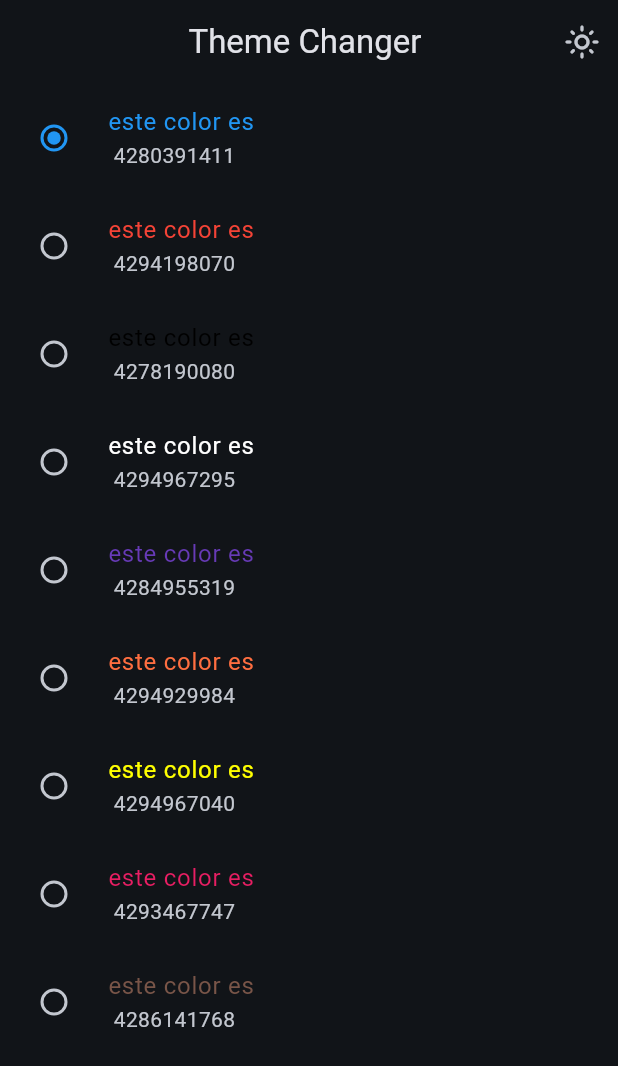
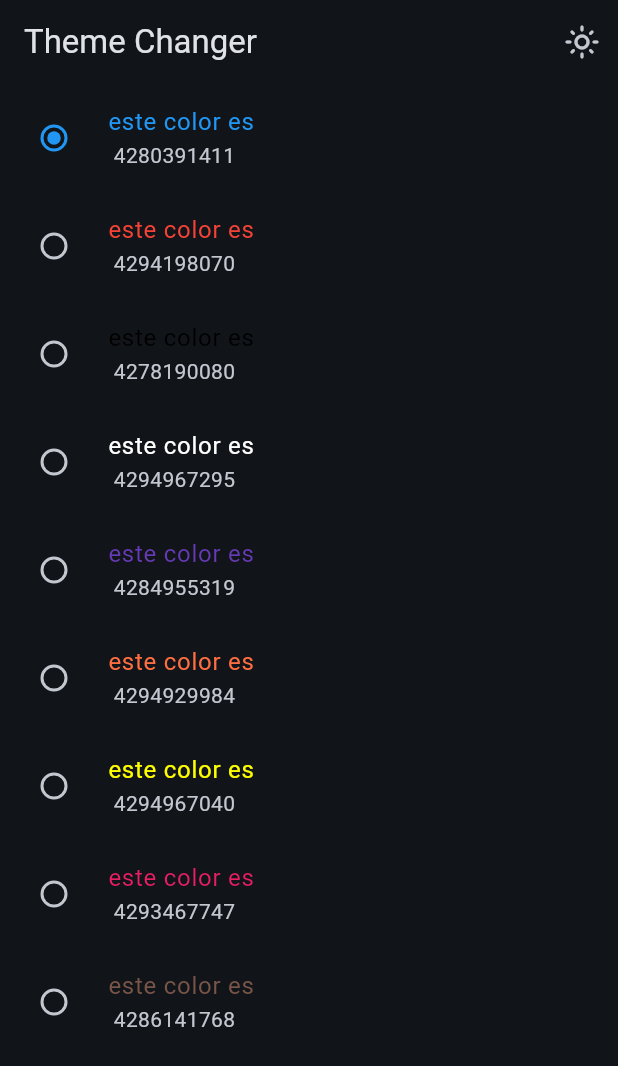
Before and after one commit to Artag-Chris/widgetapp, a Flutter app: the ThemeChangerScreen screen opened by its route, after a tap on the "dark mode" icon, on a phone screen of 412 x 824 dp. Shown: the top 1066 px of the screen. Run offline on Flutter 3.47's test engine with Material 3 defaults, Android fonts, the phone set to English and light mode, and no system bars; our stand-ins replace animate_do, flutter_riverpod, go_router.

Commit message:
final de la aplicacion

```diff
--- a/lib/config/theme/app_theme.dart
+++ b/lib/config/theme/app_theme.dart
@@ -1,7 +1,4 @@
 import 'package:flutter/material.dart';
-
-
-
 
 const colorList= <Color>[
   Colors.blue,
@@ -17,23 +14,34 @@ const colorList= <Color>[
 
 
 
-class AppTheme{
+class AppTheme {
 
-final int selectedColor;
- bool isDarkMode=false;
+  final int selectedColor;
+  final bool isDarkmode;
 
-  AppTheme({this.selectedColor=0, this.isDarkMode=false})
-  :assert(selectedColor>=0, "Selected Colors must be up to 0"),
-  assert(selectedColor<colorList.length, "Selected Color must be less or equal to ${colorList.length-1}");
+  AppTheme({
+    this.selectedColor = 0,
+    this.isDarkmode = false,
+  }): assert( selectedColor >= 0, 'Selected color must be greater then 0' ),
+      assert( selectedColor < colorList.length,
+        'Selected color must be less or equal than ${ colorList.length - 1 }');
 
-  ThemeData getTheme()=>ThemeData(
+  ThemeData getTheme() => ThemeData(
     useMaterial3: true,
-    brightness: isDarkMode? Brightness.dark: Brightness.light,
-    colorSchemeSeed: colorList[selectedColor],
+    brightness: isDarkmode ? Brightness.dark : Brightness.light,
+    colorSchemeSeed: colorList[ selectedColor ],
     appBarTheme: const AppBarTheme(
-      centerTitle: true,
-    )
+      centerTitle: false
+    ),
   );
 
 
+  AppTheme copyWith({
+    int? selectedColor,
+    bool? isDarkmode
+  }) => AppTheme(
+    selectedColor: selectedColor ?? this.selectedColor,
+    isDarkmode: isDarkmode ?? this.isDarkmode,
+  );
+
 }
--- a/lib/main.dart
+++ b/lib/main.dart
@@ -14,14 +14,16 @@ class MainApp extends ConsumerWidget {
   @override
   Widget build(BuildContext context,ref) {
 
-final selectedColor= ref.watch(selectedColorProvider);
-final isDarkMode= ref.watch(themeProvider);
+//final selectedColor= ref.watch(selectedColorProvider);
+//final isDarkMode= ref.watch(themeProvider);
+final AppTheme appTheme= ref.watch(themeNotifierProvider);
+
 
     return MaterialApp.router(
       title: "Chris el mejor",
       routerConfig: appRouter,
       debugShowCheckedModeBanner: false,
-      theme: AppTheme(selectedColor: selectedColor,isDarkMode: isDarkMode).getTheme(),
+      theme: appTheme.getTheme(),
     );
   }
 }
--- a/lib/presentation/providers/theme_provider.dart
+++ b/lib/presentation/providers/theme_provider.dart
@@ -1,13 +1,37 @@
+import 'package:flutter_riverpod/flutter_riverpod.dart';
+import 'package:widgetapp/config/theme/app_theme.dart';
+
+//listado inmutable
+final colorListProvider= Provider((ref) => colorList);
+
+//listado boolean
+final themeProvider = StateProvider((ref) => false);
+
+//listdado de colores
+final selectedColorProvider = StateProvider((ref) => 0);
+
+//un objeto de tipo AppTheme
 
 
 
-import 'package:flutter_riverpod/flutter_riverpod.dart';
-import 'package:widgetapp/config/theme/app_theme.dart';
 
-final themeProvider = StateProvider((ref) => false);
+final themeNotifierProvider = StateNotifierProvider<ThemeNotifier, AppTheme>(
+  (ref) => ThemeNotifier(),
+);
 
-//listdado de colores
 
-final colorListProvider= Provider((ref) => colorList);
+// Controller o Notifier
+class ThemeNotifier extends StateNotifier<AppTheme> {
 
-final selectedColorProvider = StateProvider((ref) => 0);
+  // STATE = Estado = new AppTheme();
+  ThemeNotifier(): super( AppTheme() );
+
+
+  void toggleDarkmode() {
+    state = state.copyWith( isDarkmode: !state.isDarkmode  );
+  }
+
+  void changeColorIndex( int colorIndex) {
+    state = state.copyWith( selectedColor: colorIndex );
+  }
+  }
--- a/lib/presentation/screens/themechanger/theme_changer.dart
+++ b/lib/presentation/screens/themechanger/theme_changer.dart
@@ -9,7 +9,7 @@ class ThemeChangerScreen extends ConsumerWidget {
 
   @override
   Widget build(BuildContext context, ref) {
-    final isDarkMode = ref.watch(themeProvider);
+    final isDarkMode = ref.watch(themeNotifierProvider).isDarkmode;
 
     return Scaffold(
       appBar: AppBar(
@@ -17,14 +17,15 @@ class ThemeChangerScreen extends ConsumerWidget {
         actions: [
           IconButton(
               onPressed: () {
-                ref.read(themeProvider.notifier).state = !isDarkMode;
+                 ref.read( themeNotifierProvider.notifier )
+                .toggleDarkmode();
               },
               icon: isDarkMode
                   ? const Icon(Icons.light_mode_outlined)
                   : const Icon(Icons.dark_mode_outlined)),
         ],
       ),
-      body: _ThemeChangerView(),
+      body: const _ThemeChangerView(),
     );
   }
 }
@@ -35,7 +36,9 @@ class _ThemeChangerView extends ConsumerWidget {
   @override
   Widget build(BuildContext context, ref) {
     final List<Color> colors = ref.watch(colorListProvider);
-   final int selectedColor = ref.watch(selectedColorProvider);
+
+   final int selectedColor = ref.watch(themeNotifierProvider).selectedColor;
+
     return ListView.builder(
       itemCount: colors.length,
       itemBuilder: (context, index) {
@@ -47,7 +50,7 @@ class _ThemeChangerView extends ConsumerWidget {
         value: index,
         groupValue: selectedColor,
         onChanged: (value) {
-          ref.read(selectedColorProvider.notifier).state = index;
+          ref.read(themeNotifierProvider.notifier).changeColorIndex(index);
       },);
     });
   }
```
